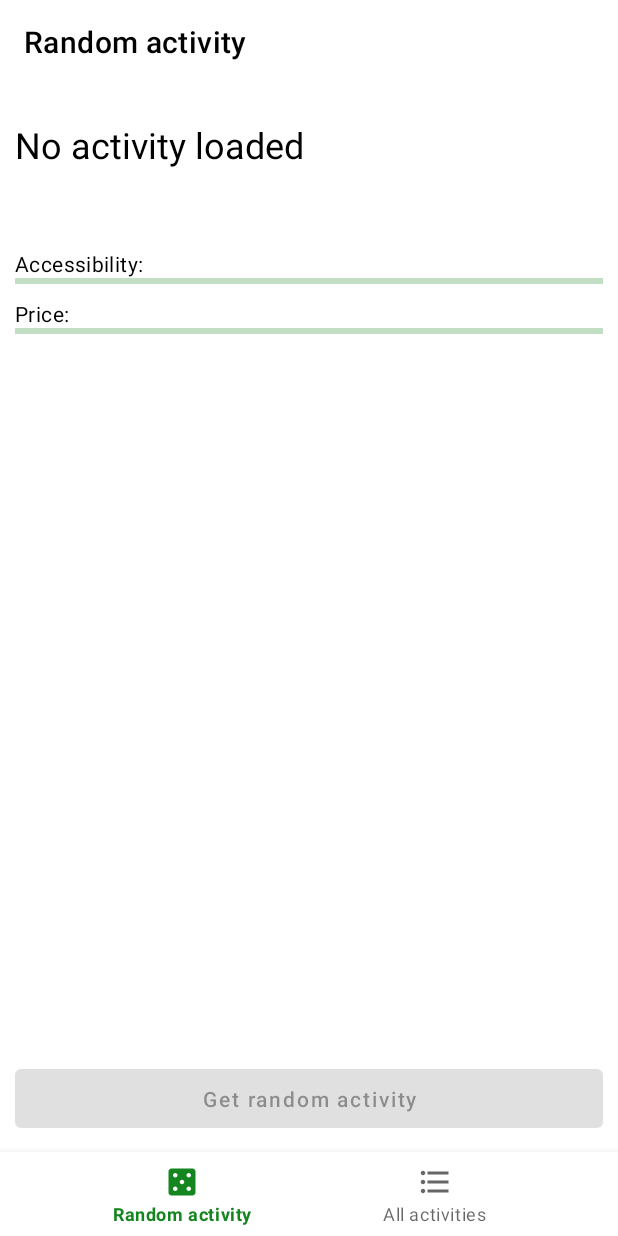
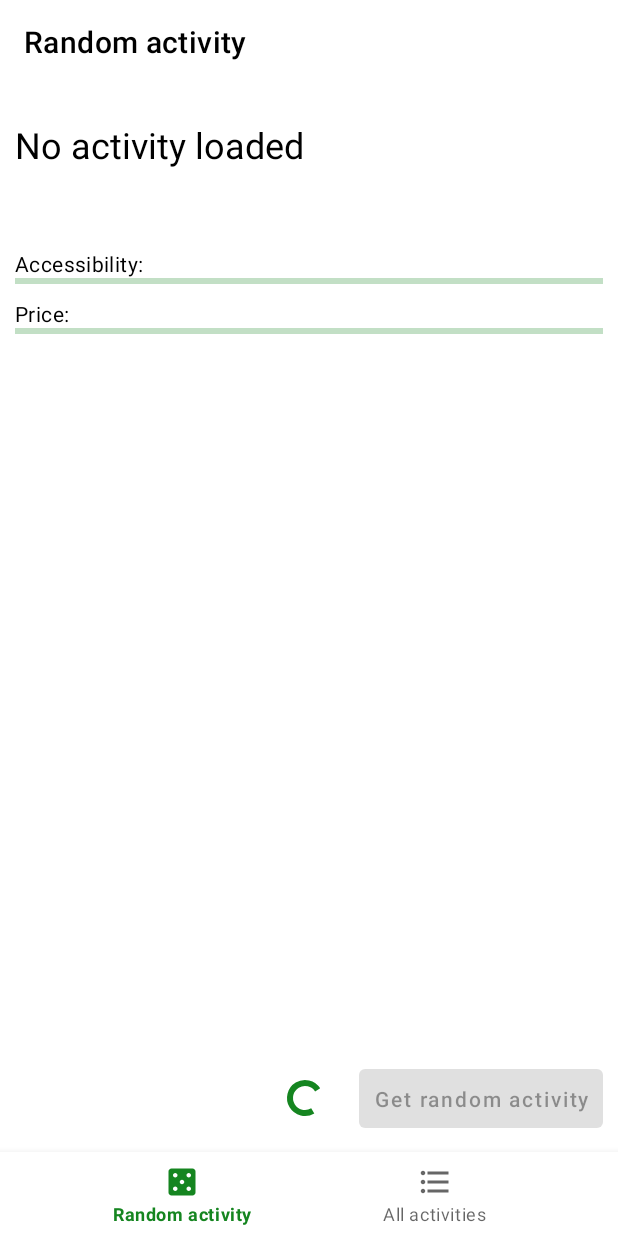
Before and after one commit to JohnyDaDeveloper/Adastra.ONETask, an Android app: the screen it shows after launch (MainActivity), on a phone screen of 412 x 824 dp. Run offline under Robolectric (Android 15) with nearby library versions, the phone set to English and light mode, and no system bars; our stand-ins replace Room's generated code, navigation-ui; 2 statements that could not run were skipped.

Commit message:
Added progress indicator for "Get random activity" button

```diff
--- a/app/src/main/java/cz/johnyapps/adastraone_task/fragments/RandomActivityFragment.java
+++ b/app/src/main/java/cz/johnyapps/adastraone_task/fragments/RandomActivityFragment.java
@@ -115,7 +115,9 @@ public class RandomActivityFragment extends Fragment {
                 Logger.w(TAG, "setupObservers: Binding is null");
             }
 
-            binding.randomActivityButton.setEnabled(aBoolean != null && !aBoolean);
+            boolean b = aBoolean != null && !aBoolean;
+            binding.randomActivityButton.setEnabled(b);
+            binding.getActivityProgress.setVisibility(b ? View.GONE : View.VISIBLE);
         });
     }
 
--- a/app/src/main/res/layout/fragmnet_random_activity.xml
+++ b/app/src/main/res/layout/fragmnet_random_activity.xml
@@ -7,7 +7,7 @@
     <ScrollView
         android:layout_width="match_parent"
         android:layout_height="match_parent"
-        android:layout_above="@id/randomActivityButton">
+        android:layout_above="@id/bottomLayout">
 
         <androidx.appcompat.widget.LinearLayoutCompat
             android:layout_width="match_parent"
@@ -87,13 +87,31 @@
         </androidx.appcompat.widget.LinearLayoutCompat>
     </ScrollView>
 
-    <com.google.android.material.button.MaterialButton
-        android:id="@+id/randomActivityButton"
+    <androidx.appcompat.widget.LinearLayoutCompat
+        android:id="@+id/bottomLayout"
         android:layout_width="match_parent"
         android:layout_height="wrap_content"
         android:layout_alignParentBottom="true"
-        android:textAllCaps="false"
-        android:padding="?spacingDefault"
-        android:layout_margin="?spacingDefault"
-        android:text="@string/randomActivityButton" />
+        android:gravity="end|center_vertical"
+        android:orientation="horizontal">
+
+        <com.google.android.material.progressindicator.CircularProgressIndicator
+            android:id="@+id/getActivityProgress"
+            android:layout_width="wrap_content"
+            android:layout_height="wrap_content"
+            android:layout_margin="?spacingDefault"
+            android:visibility="gone"
+            app:indicatorSize="24dp"
+            android:indeterminate="true" />
+
+        <com.google.android.material.button.MaterialButton
+            android:id="@+id/randomActivityButton"
+            android:layout_width="wrap_content"
+            android:layout_height="wrap_content"
+            android:layout_alignParentBottom="true"
+            android:layout_margin="?spacingDefault"
+            android:padding="?spacingDefault"
+            android:text="@string/randomActivityButton"
+            android:textAllCaps="false" />
+    </androidx.appcompat.widget.LinearLayoutCompat>
 </RelativeLayout>
```
